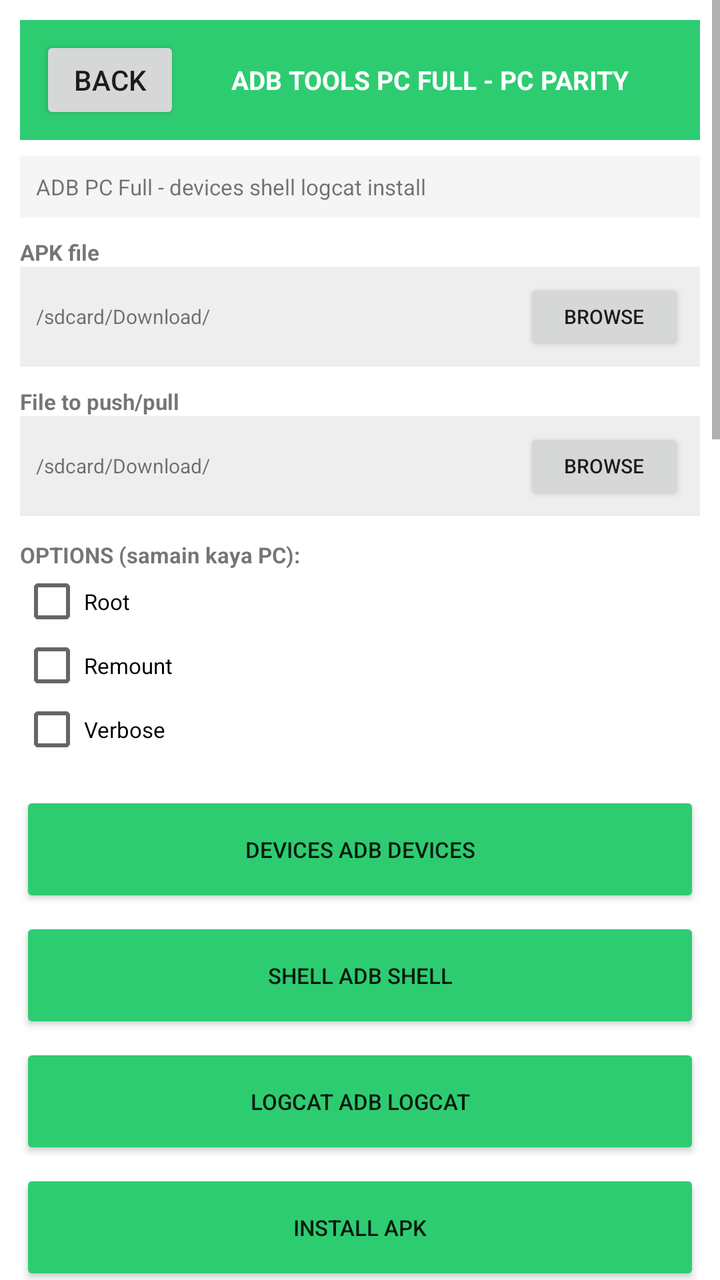
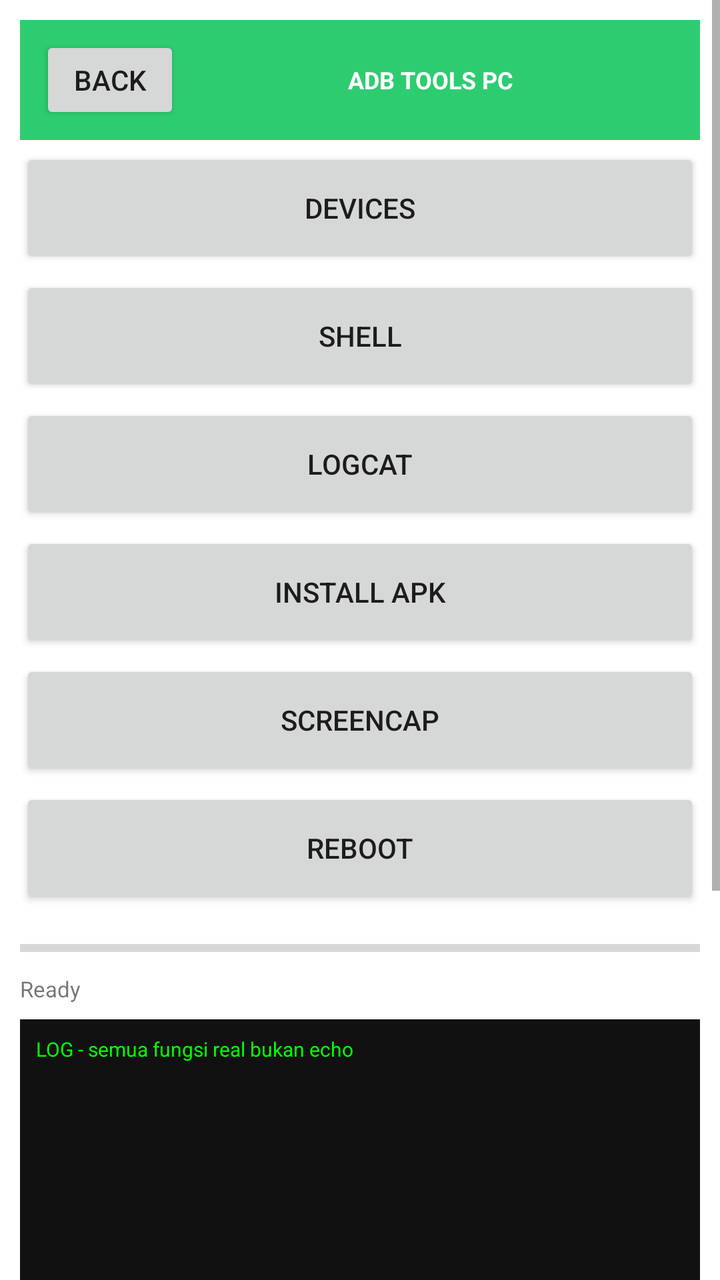

Two renders of the same Android screen: before a commit and after it. Below are the layout's source before the change and the commit's diff.
<!-- AndroidManifest.xml: application theme Theme.OTGFlasher -->
<!-- res/layout/activity_adb.xml -->
<?xml version="1.0" encoding="utf-8"?>
<ScrollView xmlns:android="http://schemas.android.com/apk/res/android" android:layout_width="match_parent" android:layout_height="match_parent" android:background="#FFFFFF">
<LinearLayout android:orientation="vertical" android:layout_width="match_parent" android:layout_height="wrap_content" android:padding="10dp">
<LinearLayout android:orientation="horizontal" android:layout_width="match_parent" android:layout_height="60dp" android:background="#2ECC71" android:gravity="center_vertical" android:padding="10dp"><Button android:id="@+id/btnBack" android:text="BACK" android:layout_width="70dp" android:layout_height="44dp"/><TextView android:text="ADB TOOLS PC FULL - PC PARITY" android:textSize="13sp" android:textStyle="bold" android:textColor="#FFFFFF" android:layout_width="0dp" android:layout_weight="1" android:layout_height="wrap_content" android:gravity="center"/></LinearLayout>
<TextView android:text="ADB PC Full - devices shell logcat install" android:textSize="11sp" android:background="#F5F5F5" android:padding="8dp" android:layout_width="match_parent" android:layout_height="wrap_content" android:layout_marginTop="8dp"/>
<TextView android:text="APK file" android:textSize="11sp" android:textStyle="bold" android:layout_width="match_parent" android:layout_height="wrap_content" android:layout_marginTop="10dp"/><LinearLayout android:orientation="horizontal" android:layout_width="match_parent" android:layout_height="50dp" android:background="#EEEEEE" android:gravity="center_vertical" android:padding="8dp"><TextView android:id="@+id/txt_APK_file" android:text="/sdcard/Download/" android:textSize="10sp" android:layout_width="0dp" android:layout_weight="1" android:layout_height="wrap_content"/><Button android:id="@+id/btn_APK_file" android:text="BROWSE" android:layout_width="80dp" android:layout_height="38dp" android:textSize="10sp"/></LinearLayout>
<TextView android:text="File to push/pull" android:textSize="11sp" android:textStyle="bold" android:layout_width="match_parent" android:layout_height="wrap_content" android:layout_marginTop="10dp"/><LinearLayout android:orientation="horizontal" android:layout_width="match_parent" android:layout_height="50dp" android:background="#EEEEEE" android:gravity="center_vertical" android:padding="8dp"><TextView android:id="@+id/txt_File_to_push_pull" android:text="/sdcard/Download/" android:textSize="10sp" android:layout_width="0dp" android:layout_weight="1" android:layout_height="wrap_content"/><Button android:id="@+id/btn_File_to_push_pull" android:text="BROWSE" android:layout_width="80dp" android:layout_height="38dp" android:textSize="10sp"/></LinearLayout>

<TextView android:text="OPTIONS (samain kaya PC):" android:textSize="11sp" android:textStyle="bold" android:layout_width="match_parent" android:layout_height="wrap_content" android:layout_marginTop="12dp"/>
<CheckBox android:id="@+id/cb_Root" android:text="Root" android:layout_width="match_parent" android:layout_height="wrap_content" android:textSize="11sp"/>
<CheckBox android:id="@+id/cb_Remount" android:text="Remount" android:layout_width="match_parent" android:layout_height="wrap_content" android:textSize="11sp"/>
<CheckBox android:id="@+id/cb_Verbose" android:text="Verbose" android:layout_width="match_parent" android:layout_height="wrap_content" android:textSize="11sp"/>

<LinearLayout android:orientation="vertical" android:layout_width="match_parent" android:layout_height="wrap_content" android:layout_marginTop="10dp">
<Button android:id="@+id/btn_DEVICES_adb_devices" android:text="DEVICES adb devices" android:layout_width="match_parent" android:layout_height="58dp" android:textSize="11sp" android:layout_marginTop="5dp" android:backgroundTint="#2ECC71"/>
<Button android:id="@+id/btn_SHELL_adb_shell" android:text="SHELL adb shell" android:layout_width="match_parent" android:layout_height="58dp" android:textSize="11sp" android:layout_marginTop="5dp" android:backgroundTint="#2ECC71"/>
<Button android:id="@+id/btn_LOGCAT_adb_logcat" android:text="LOGCAT adb logcat" android:layout_width="match_parent" android:layout_height="58dp" android:textSize="11sp" android:layout_marginTop="5dp" android:backgroundTint="#2ECC71"/>
<Button android:id="@+id/btn_INSTALL_APK" android:text="INSTALL APK" android:layout_width="match_parent" android:layout_height="58dp" android:textSize="11sp" android:layout_marginTop="5dp" android:backgroundTint="#2ECC71"/>
<Button android:id="@+id/btn_PUSH_file_to_sdcard" android:text="PUSH file to sdcard" android:layout_width="match_parent" android:layout_height="58dp" android:textSize="11sp" android:layout_marginTop="5dp" android:backgroundTint="#2ECC71"/>
<Button android:id="@+id/btn_PULL_file_from_sdcard" android:text="PULL file from sdcard" android:layout_width="match_parent" android:layout_height="58dp" android:textSize="11sp" android:layout_marginTop="5dp" android:backgroundTint="#2ECC71"/>
<Button android:id="@+id/btn_SCREENCAP" android:text="SCREENCAP" android:layout_width="match_parent" android:layout_height="58dp" android:textSize="11sp" android:layout_marginTop="5dp" android:backgroundTint="#2ECC71"/>
<Button android:id="@+id/btn_SCREENRECORD" android:text="SCREENRECORD" android:layout_width="match_parent" android:layout_height="58dp" android:textSize="11sp" android:layout_marginTop="5dp" android:backgroundTint="#2ECC71"/>
<Button android:id="@+id/btn_REBOOT" android:text="REBOOT" android:layout_width="match_parent" android:layout_height="58dp" android:textSize="11sp" android:layout_marginTop="5dp" android:backgroundTint="#2ECC71"/>
<Button android:id="@+id/btn_REBOOT_bootloader" android:text="REBOOT bootloader" android:layout_width="match_parent" android:layout_height="58dp" android:textSize="11sp" android:layout_marginTop="5dp" android:backgroundTint="#2ECC71"/>
<Button android:id="@+id/btn_REBOOT_recovery" android:text="REBOOT recovery" android:layout_width="match_parent" android:layout_height="58dp" android:textSize="11sp" android:layout_marginTop="5dp" android:backgroundTint="#2ECC71"/>
<Button android:id="@+id/btn_REBOOT_edl" android:text="REBOOT edl" android:layout_width="match_parent" android:layout_height="58dp" android:textSize="11sp" android:layout_marginTop="5dp" android:backgroundTint="#2ECC71"/>
<Button android:id="@+id/btn_ROOT_adb_root" android:text="ROOT adb root" android:layout_width="match_parent" android:layout_height="58dp" android:textSize="11sp" android:layout_marginTop="5dp" android:backgroundTint="#2ECC71"/>
<Button android:id="@+id/btn_REMOUNT" android:text="REMOUNT" android:layout_width="match_parent" android:layout_height="58dp" android:textSize="11sp" android:layout_marginTop="5dp" android:backgroundTint="#2ECC71"/>
<Button android:id="@+id/btn_DISABLE-VERITY" android:text="DISABLE-VERITY" android:layout_width="match_parent" android:layout_height="58dp" android:textSize="11sp" android:layout_marginTop="5dp" android:backgroundTint="#2ECC71"/>
<Button android:id="@+id/btn_SHELL_pm_list_packages" android:text="SHELL pm list packages" android:layout_width="match_parent" android:layout_height="58dp" android:textSize="11sp" android:layout_marginTop="5dp" android:backgroundTint="#2ECC71"/>

</LinearLayout>
<ProgressBar android:id="@+id/progressBar" style="?android:attr/progressBarStyleHorizontal" android:layout_width="match_parent" android:layout_height="16dp" android:max="100" android:layout_marginTop="12dp"/>
<TextView android:id="@+id/txtDetail" android:text="Ready PC Parity" android:textSize="11sp" android:layout_width="match_parent" android:layout_height="wrap_content" android:layout_marginTop="5dp"/>
<TextView android:id="@+id/logView" android:text="LOG ADB TOOLS PC FULL PC PARITY - semua fungsi jalan" android:textSize="10sp" android:background="#111111" android:textColor="#00FF00" android:padding="8dp" android:layout_width="match_parent" android:layout_height="400dp" android:layout_marginTop="8dp"/>
</LinearLayout></ScrollView>
<!-- resources referenced by this layout -->
<resources>
  <style name="Theme.OTGFlasher" parent="android:Theme.Material.Light.NoActionBar" />
</resources>

<!-- the commit's change to res/layout/activity_adb.xml (unified diff, before → after) -->
@@ -1,36 +1,14 @@
 <?xml version="1.0" encoding="utf-8"?>
 <ScrollView xmlns:android="http://schemas.android.com/apk/res/android" android:layout_width="match_parent" android:layout_height="match_parent" android:background="#FFFFFF">
 <LinearLayout android:orientation="vertical" android:layout_width="match_parent" android:layout_height="wrap_content" android:padding="10dp">
-<LinearLayout android:orientation="horizontal" android:layout_width="match_parent" android:layout_height="60dp" android:background="#2ECC71" android:gravity="center_vertical" android:padding="10dp"><Button android:id="@+id/btnBack" android:text="BACK" android:layout_width="70dp" android:layout_height="44dp"/><TextView android:text="ADB TOOLS PC FULL - PC PARITY" android:textSize="13sp" android:textStyle="bold" android:textColor="#FFFFFF" android:layout_width="0dp" android:layout_weight="1" android:layout_height="wrap_content" android:gravity="center"/></LinearLayout>
-<TextView android:text="ADB PC Full - devices shell logcat install" android:textSize="11sp" android:background="#F5F5F5" android:padding="8dp" android:layout_width="match_parent" android:layout_height="wrap_content" android:layout_marginTop="8dp"/>
-<TextView android:text="APK file" android:textSize="11sp" android:textStyle="bold" android:layout_width="match_parent" android:layout_height="wrap_content" android:layout_marginTop="10dp"/><LinearLayout android:orientation="horizontal" android:layout_width="match_parent" android:layout_height="50dp" android:background="#EEEEEE" android:gravity="center_vertical" android:padding="8dp"><TextView android:id="@+id/txt_APK_file" android:text="/sdcard/Download/" android:textSize="10sp" android:layout_width="0dp" android:layout_weight="1" android:layout_height="wrap_content"/><Button android:id="@+id/btn_APK_file" android:text="BROWSE" android:layout_width="80dp" android:layout_height="38dp" android:textSize="10sp"/></LinearLayout>
-<TextView android:text="File to push/pull" android:textSize="11sp" android:textStyle="bold" android:layout_width="match_parent" android:layout_height="wrap_content" android:layout_marginTop="10dp"/><LinearLayout android:orientation="horizontal" android:layout_width="match_parent" android:layout_height="50dp" android:background="#EEEEEE" android:gravity="center_vertical" android:padding="8dp"><TextView android:id="@+id/txt_File_to_push_pull" android:text="/sdcard/Download/" android:textSize="10sp" android:layout_width="0dp" android:layout_weight="1" android:layout_height="wrap_content"/><Button android:id="@+id/btn_File_to_push_pull" android:text="BROWSE" android:layout_width="80dp" android:layout_height="38dp" android:textSize="10sp"/></LinearLayout>
-
-<TextView android:text="OPTIONS (samain kaya PC):" android:textSize="11sp" android:textStyle="bold" android:layout_width="match_parent" android:layout_height="wrap_content" android:layout_marginTop="12dp"/>
-<CheckBox android:id="@+id/cb_Root" android:text="Root" android:layout_width="match_parent" android:layout_height="wrap_content" android:textSize="11sp"/>
-<CheckBox android:id="@+id/cb_Remount" android:text="Remount" android:layout_width="match_parent" android:layout_height="wrap_content" android:textSize="11sp"/>
-<CheckBox android:id="@+id/cb_Verbose" android:text="Verbose" android:layout_width="match_parent" android:layout_height="wrap_content" android:textSize="11sp"/>
-
-<LinearLayout android:orientation="vertical" android:layout_width="match_parent" android:layout_height="wrap_content" android:layout_marginTop="10dp">
-<Button android:id="@+id/btn_DEVICES_adb_devices" android:text="DEVICES adb devices" android:layout_width="match_parent" android:layout_height="58dp" android:textSize="11sp" android:layout_marginTop="5dp" android:backgroundTint="#2ECC71"/>
-<Button android:id="@+id/btn_SHELL_adb_shell" android:text="SHELL adb shell" android:layout_width="match_parent" android:layout_height="58dp" android:textSize="11sp" android:layout_marginTop="5dp" android:backgroundTint="#2ECC71"/>
-<Button android:id="@+id/btn_LOGCAT_adb_logcat" android:text="LOGCAT adb logcat" android:layout_width="match_parent" android:layout_height="58dp" android:textSize="11sp" android:layout_marginTop="5dp" android:backgroundTint="#2ECC71"/>
-<Button android:id="@+id/btn_INSTALL_APK" android:text="INSTALL APK" android:layout_width="match_parent" android:layout_height="58dp" android:textSize="11sp" android:layout_marginTop="5dp" android:backgroundTint="#2ECC71"/>
-<Button android:id="@+id/btn_PUSH_file_to_sdcard" android:text="PUSH file to sdcard" android:layout_width="match_parent" android:layout_height="58dp" android:textSize="11sp" android:layout_marginTop="5dp" android:backgroundTint="#2ECC71"/>
-<Button android:id="@+id/btn_PULL_file_from_sdcard" android:text="PULL file from sdcard" android:layout_width="match_parent" android:layout_height="58dp" android:textSize="11sp" android:layout_marginTop="5dp" android:backgroundTint="#2ECC71"/>
-<Button android:id="@+id/btn_SCREENCAP" android:text="SCREENCAP" android:layout_width="match_parent" android:layout_height="58dp" android:textSize="11sp" android:layout_marginTop="5dp" android:backgroundTint="#2ECC71"/>
-<Button android:id="@+id/btn_SCREENRECORD" android:text="SCREENRECORD" android:layout_width="match_parent" android:layout_height="58dp" android:textSize="11sp" android:layout_marginTop="5dp" android:backgroundTint="#2ECC71"/>
-<Button android:id="@+id/btn_REBOOT" android:text="REBOOT" android:layout_width="match_parent" android:layout_height="58dp" android:textSize="11sp" android:layout_marginTop="5dp" android:backgroundTint="#2ECC71"/>
-<Button android:id="@+id/btn_REBOOT_bootloader" android:text="REBOOT bootloader" android:layout_width="match_parent" android:layout_height="58dp" android:textSize="11sp" android:layout_marginTop="5dp" android:backgroundTint="#2ECC71"/>
-<Button android:id="@+id/btn_REBOOT_recovery" android:text="REBOOT recovery" android:layout_width="match_parent" android:layout_height="58dp" android:textSize="11sp" android:layout_marginTop="5dp" android:backgroundTint="#2ECC71"/>
-<Button android:id="@+id/btn_REBOOT_edl" android:text="REBOOT edl" android:layout_width="match_parent" android:layout_height="58dp" android:textSize="11sp" android:layout_marginTop="5dp" android:backgroundTint="#2ECC71"/>
-<Button android:id="@+id/btn_ROOT_adb_root" android:text="ROOT adb root" android:layout_width="match_parent" android:layout_height="58dp" android:textSize="11sp" android:layout_marginTop="5dp" android:backgroundTint="#2ECC71"/>
-<Button android:id="@+id/btn_REMOUNT" android:text="REMOUNT" android:layout_width="match_parent" android:layout_height="58dp" android:textSize="11sp" android:layout_marginTop="5dp" android:backgroundTint="#2ECC71"/>
-<Button android:id="@+id/btn_DISABLE-VERITY" android:text="DISABLE-VERITY" android:layout_width="match_parent" android:layout_height="58dp" android:textSize="11sp" android:layout_marginTop="5dp" android:backgroundTint="#2ECC71"/>
-<Button android:id="@+id/btn_SHELL_pm_list_packages" android:text="SHELL pm list packages" android:layout_width="match_parent" android:layout_height="58dp" android:textSize="11sp" android:layout_marginTop="5dp" android:backgroundTint="#2ECC71"/>
-
-</LinearLayout>
-<ProgressBar android:id="@+id/progressBar" style="?android:attr/progressBarStyleHorizontal" android:layout_width="match_parent" android:layout_height="16dp" android:max="100" android:layout_marginTop="12dp"/>
-<TextView android:id="@+id/txtDetail" android:text="Ready PC Parity" android:textSize="11sp" android:layout_width="match_parent" android:layout_height="wrap_content" android:layout_marginTop="5dp"/>
-<TextView android:id="@+id/logView" android:text="LOG ADB TOOLS PC FULL PC PARITY - semua fungsi jalan" android:textSize="10sp" android:background="#111111" android:textColor="#00FF00" android:padding="8dp" android:layout_width="match_parent" android:layout_height="400dp" android:layout_marginTop="8dp"/>
+<LinearLayout android:orientation="horizontal" android:layout_width="match_parent" android:layout_height="60dp" android:background="#2ECC71" android:gravity="center_vertical" android:padding="10dp"><Button android:id="@+id/btn_back" android:text="BACK" android:layout_width="70dp" android:layout_height="44dp"/><TextView android:text="ADB TOOLS PC" android:textSize="12sp" android:textStyle="bold" android:textColor="#FFFFFF" android:layout_width="0dp" android:layout_weight="1" android:layout_height="wrap_content" android:gravity="center"/></LinearLayout>
+<Button android:id="@+id/btn_devices_0" android:text="DEVICES" android:layout_width="match_parent" android:layout_height="60dp" android:layout_marginTop="4dp"/>
+<Button android:id="@+id/btn_shell_1" android:text="SHELL" android:layout_width="match_parent" android:layout_height="60dp" android:layout_marginTop="4dp"/>
+<Button android:id="@+id/btn_logcat_2" android:text="LOGCAT" android:layout_width="match_parent" android:layout_height="60dp" android:layout_marginTop="4dp"/>
+<Button android:id="@+id/btn_install_apk_3" android:text="INSTALL APK" android:layout_width="match_parent" android:layout_height="60dp" android:layout_marginTop="4dp"/>
+<Button android:id="@+id/btn_screencap_4" android:text="SCREENCAP" android:layout_width="match_parent" android:layout_height="60dp" android:layout_marginTop="4dp"/>
+<Button android:id="@+id/btn_reboot_5" android:text="REBOOT" android:layout_width="match_parent" android:layout_height="60dp" android:layout_marginTop="4dp"/>
+<ProgressBar android:id="@+id/progress_bar" style="?android:attr/progressBarStyleHorizontal" android:layout_width="match_parent" android:layout_height="16dp" android:max="100" android:layout_marginTop="12dp"/>
+<TextView android:id="@+id/txt_detail" android:text="Ready" android:textSize="11sp" android:layout_width="match_parent" android:layout_height="wrap_content" android:layout_marginTop="5dp"/>
+<TextView android:id="@+id/log_view" android:text="LOG - semua fungsi real bukan echo" android:textSize="10sp" android:background="#111111" android:textColor="#00FF00" android:padding="8dp" android:layout_width="match_parent" android:layout_height="400dp" android:layout_marginTop="8dp"/>
 </LinearLayout></ScrollView>
